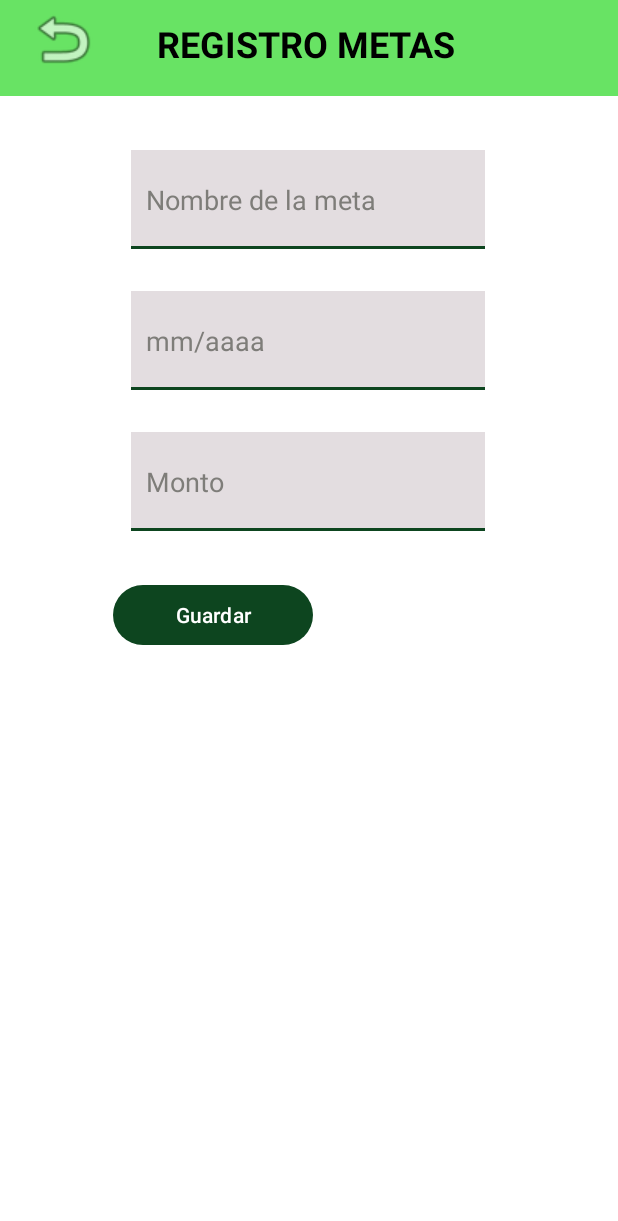
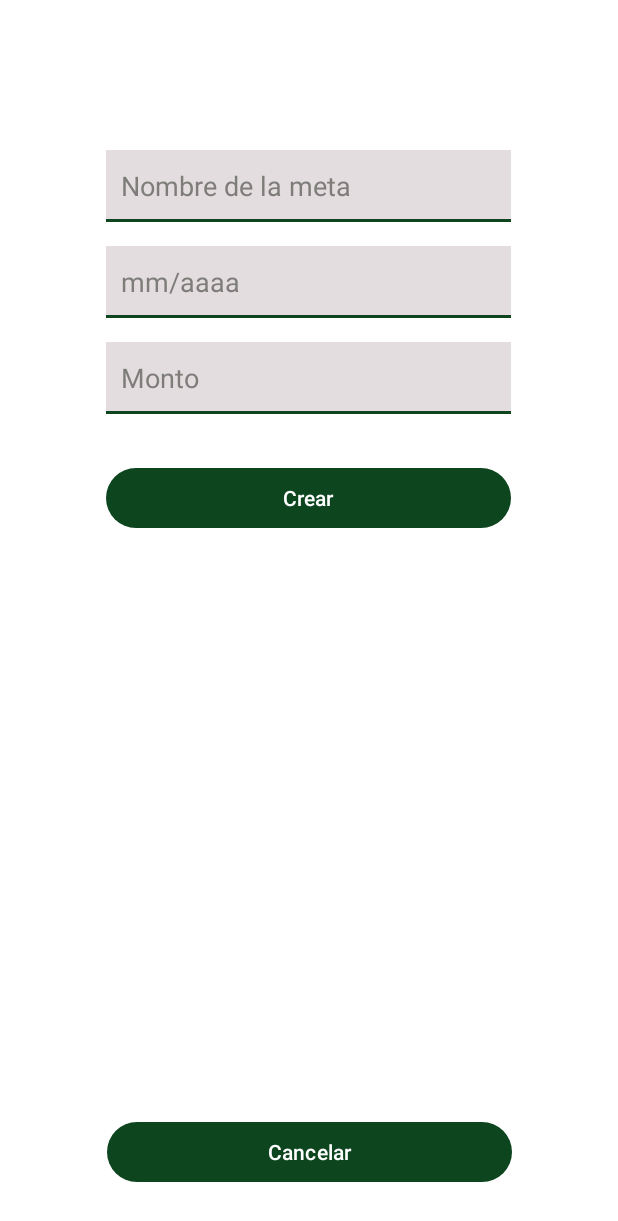
Before and after one commit to cristoferOrdonez/FinancePal, an Android app: the ingresoInformacionMetasDeAhorro screen opened directly, with no data from a screen before it, on a phone screen of 412 x 824 dp. Shown: the top 1221 px of the screen. Run offline under Robolectric (Android 15) with nearby library versions, the phone set to English and light mode, and no system bars.

Commit message:
He vuelto un poco más uniforme las metas, he hecho algunos cambios de diseño

```diff
--- a/app/src/main/java/com/example/financepal/MetasDeAhorro.java
+++ b/app/src/main/java/com/example/financepal/MetasDeAhorro.java
@@ -26,7 +26,7 @@ public class MetasDeAhorro extends AppCompatActivity {
     String correoElectronicoS;
     ImageView botonInicio;
 
-    Button botonNuevaMeta;
+    ImageView botonNuevaMeta;
 
     RecyclerView listaMetas;
 
--- a/app/src/main/java/com/example/financepal/ingresoInformacionMetasDeAhorro.java
+++ b/app/src/main/java/com/example/financepal/ingresoInformacionMetasDeAhorro.java
@@ -37,7 +37,7 @@ public class ingresoInformacionMetasDeAhorro extends AppCompatActivity {
     String correoElectronicoS;
     EditText nombreMeta, fechaMeta, montoMeta;
     Button botonGuardarMeta;
-    ImageView botonAtras;
+    Button botonAtras;
 
     @Override
     protected void onCreate(Bundle savedInstanceState) {
--- a/app/src/main/res/layout/activity_ingreso_informacion_metas_de_ahorro.xml
+++ b/app/src/main/res/layout/activity_ingreso_informacion_metas_de_ahorro.xml
@@ -7,37 +7,11 @@
     android:background="@color/white"
     tools:context=".ingresoInformacionMetasDeAhorro">
 
-    <androidx.appcompat.widget.Toolbar
-        android:id="@+id/recuadroSuperiorRegistroMetasDeAhorro2"
-        android:layout_width="match_parent"
-        android:layout_height="wrap_content"
-        android:background="@color/verdeClaro"
-        android:minHeight="?attr/actionBarSize"
-        android:theme="?attr/actionBarTheme"
-        app:layout_constraintEnd_toEndOf="parent"
-        app:layout_constraintHorizontal_bias="0.0"
-        app:layout_constraintStart_toStartOf="parent"
-        app:layout_constraintTop_toTopOf="parent" />
-
-    <TextView
-        android:id="@+id/tituloSuperiorMetasDeAhorroEditar"
-        android:layout_width="203dp"
-        android:layout_height="37dp"
-        android:text="REGISTRO METAS"
-        android:textColor="@color/black"
-        android:textSize="24sp"
-        android:textStyle="bold"
-        app:layout_constraintBottom_toBottomOf="@+id/recuadroSuperiorRegistroMetasDeAhorro2"
-        app:layout_constraintEnd_toEndOf="parent"
-        app:layout_constraintStart_toStartOf="@+id/recuadroSuperiorRegistroMetasDeAhorro2"
-        app:layout_constraintTop_toTopOf="@+id/recuadroSuperiorRegistroMetasDeAhorro2"
-        app:layout_constraintVertical_bias="0.481" />
-
     <EditText
         android:id="@+id/textoNombreMetaEditar"
-        android:layout_width="236dp"
-        android:layout_height="66dp"
-        android:layout_marginTop="36dp"
+        android:layout_width="270dp"
+        android:layout_height="48dp"
+        android:layout_marginTop="100dp"
         android:background="@drawable/background_buttons"
         android:ems="10"
         android:hint="Nombre de la meta"
@@ -47,17 +21,17 @@
         app:layout_constraintEnd_toEndOf="parent"
         app:layout_constraintHorizontal_bias="0.497"
         app:layout_constraintStart_toStartOf="parent"
-        app:layout_constraintTop_toBottomOf="@+id/recuadroSuperiorRegistroMetasDeAhorro2" />
+        app:layout_constraintTop_toTopOf="parent" />
 
     <EditText
         android:id="@+id/textoFechaMetaEditar"
-        android:layout_width="236dp"
-        android:layout_height="66dp"
-        android:layout_marginTop="28dp"
+        android:layout_width="270dp"
+        android:layout_height="48dp"
+        android:layout_marginTop="16dp"
         android:background="@drawable/background_buttons"
+        android:clickable="true"
+
         android:ems="10"
-
-        android:clickable="true"
         android:focusable="false"
 
         android:hint="mm/aaaa"
@@ -71,9 +45,9 @@
 
     <EditText
         android:id="@+id/textoMontoMetaEditar"
-        android:layout_width="236dp"
-        android:layout_height="66dp"
-        android:layout_marginTop="28dp"
+        android:layout_width="270dp"
+        android:layout_height="48dp"
+        android:layout_marginTop="16dp"
         android:background="@drawable/background_buttons"
         android:ems="10"
         android:hint="Monto"
@@ -81,33 +55,33 @@
         android:textColor="@color/black"
         android:textColorHint="@color/colorHint"
         app:layout_constraintEnd_toEndOf="parent"
-        app:layout_constraintHorizontal_bias="0.497"
+        app:layout_constraintHorizontal_bias="0.496"
         app:layout_constraintStart_toStartOf="parent"
         app:layout_constraintTop_toBottomOf="@+id/textoFechaMetaEditar" />
 
     <Button
         android:id="@+id/botonGuardarMetasEditar"
-        android:layout_width="133dp"
-        android:layout_height="48dp"
+        android:layout_width="270dp"
+        android:layout_height="wrap_content"
         android:layout_marginTop="32dp"
-        android:text="Guardar"
+        android:text="Crear"
         android:textColor="@color/white"
         app:backgroundTint="@color/verdeOscuro"
         app:layout_constraintEnd_toEndOf="parent"
-        app:layout_constraintHorizontal_bias="0.271"
+        app:layout_constraintHorizontal_bias="0.496"
         app:layout_constraintStart_toStartOf="parent"
         app:layout_constraintTop_toBottomOf="@+id/textoMontoMetaEditar" />
 
-    <ImageView
+    <Button
         android:id="@+id/botonAtrasRegistroMetasdeAhorro"
-        android:layout_width="52dp"
-        android:layout_height="48dp"
-        app:layout_constraintBottom_toBottomOf="@+id/recuadroSuperiorRegistroMetasDeAhorro2"
-        app:layout_constraintEnd_toStartOf="@+id/tituloSuperiorMetasDeAhorroEditar"
-        app:layout_constraintHorizontal_bias="0.307"
-        app:layout_constraintStart_toStartOf="@+id/recuadroSuperiorRegistroMetasDeAhorro2"
-        app:layout_constraintTop_toTopOf="@+id/recuadroSuperiorRegistroMetasDeAhorro2"
-        app:layout_constraintVertical_bias="0.125"
-        app:srcCompat="@android:drawable/ic_menu_revert" />
+        android:layout_width="270dp"
+        android:layout_height="wrap_content"
+        android:layout_marginBottom="32dp"
+        android:text="Cancelar"
+        android:textColor="@color/white"
+        app:backgroundTint="@color/verdeOscuro"
+        app:layout_constraintBottom_toBottomOf="parent"
+        app:layout_constraintEnd_toEndOf="parent"
+        app:layout_constraintStart_toStartOf="parent" />
 
 </androidx.constraintlayout.widget.ConstraintLayout>
```
Also changed, not shown: app/src/main/res/layout/activity_metas_de_ahorro.xml (+15 -17 lines), app/src/main/res/layout/activity_ver_meta.xml (+27 -33 lines).
